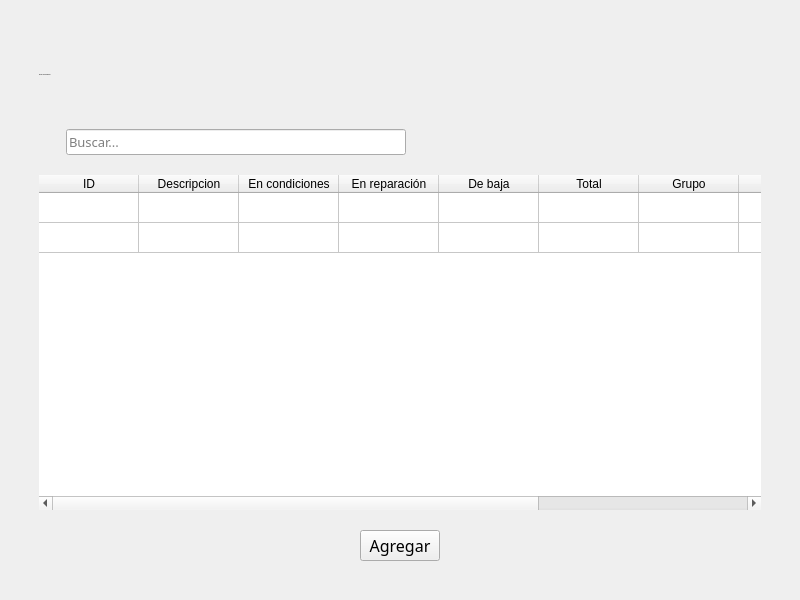
Old version of the form blustock/uis/herramientas.ui in the repository MaxAPBusiness/Blustock.
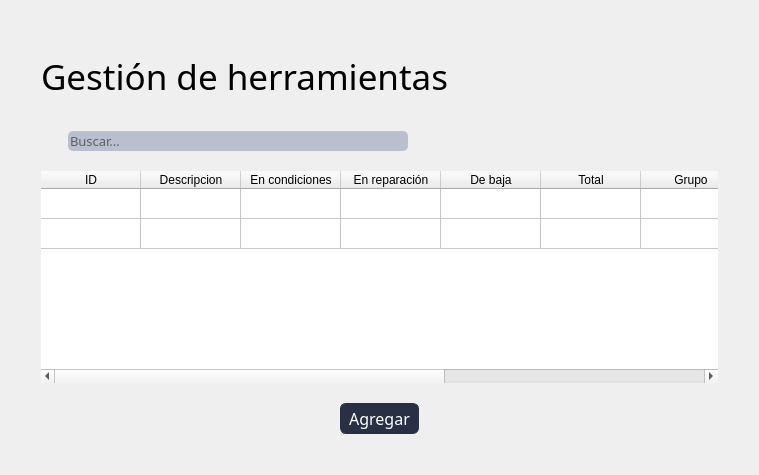
New version of the form. Icons and pictures are not drawn.

Commit message: Paso los Windows a Widgets

The edit to the form file:
```diff
--- a/blustock/uis/herramientas.ui
+++ b/blustock/uis/herramientas.ui
@@ -1,26 +1,68 @@
 <?xml version="1.0" encoding="UTF-8"?>
 <ui version="4.0">
- <class>MainWindow</class>
- <widget class="QMainWindow" name="MainWindow">
+ <class>Form</class>
+ <widget class="QWidget" name="Form">
   <property name="geometry">
    <rect>
     <x>0</x>
     <y>0</y>
-    <width>800</width>
-    <height>600</height>
+    <width>759</width>
+    <height>475</height>
    </rect>
   </property>
   <property name="windowTitle">
    <string>MainWindow</string>
   </property>
   <property name="styleSheet">
-   <string notr="true">@import url('https://fonts.googleapis.com/css2?family=Oswald:wght@200;400;700&amp;display=swap');
-
-*{
-    font-family: 'Raleway-blod';
+   <string notr="true">*{
+    font-family: 'Oswald', sans-serif;
     font-weight: 400;
 }
 
+QMenuBar{
+    background-color: #293045;
+    padding: 0;    
+    font-size: 14px;
+    color:white;
+}
+
+QMenuBar:item{
+    padding: 17px;
+    border-radius: 10px;
+
+}
+
+QMenuBar:item:selected{
+    background-color: #768AC5;
+    color:black;
+    border-radius: 5px;
+    margin: 10px;
+    
+    
+
+}
+
+QMenu{
+    background-color: #293045;
+
+    color: white;
+}
+
+QMenu:item{
+    padding: 5px;
+    border-radius: 5px;
+}
+
+QMenu:item:selected{
+    background-color: #768AC5;
+    color:white;
+
+}
+Qmenu#icon{
+   icon:size 40px; 
+    
+}
+
 
 QRadioButton:indicator{
     border-style: solid;
@@ -34,7 +76,31 @@
 }
 
 #label{
-    font-size: 20px;
+    font-size: 35px;
+}
+
+#usuariosLabel{
+    font-size: 14px;
+}
+
+#contraseALabel{
+    font-size: 14px;
+}
+
+#usuariosLineEdit{
+    width: 170px;
+    height: 20px;
+    border-radius: 10px;
+}
+
+#passwordLineEdit{
+    width: 170px;
+    height: 20px;
+    border-radius: 10px;
+}
+
+#labelprofesores{
+    font-size: 26px;
 }
 
 QLineEdit{
@@ -53,10 +119,11 @@
 QPushButton{
     border-color:#293045;
     border-style: solid;
-    border-width: px;
-    border-radius: 5px;
-    background-color: #BABFCE;
-    color:#293045;
+    border-width: 1px;
+    border-radius: 6px;
+    background-color: #293045;
+    color:#ffffff;
+    padding: 3px 8px;
 
 }
 QPushButton:hover{
@@ -68,18 +135,16 @@
 
 }
 
-#pushButton_2{
-    width: 65px;
-    height: 30px;
+#pushButton_5{
+    padding: 10px;
+    background-color: #768AC5;
+    border-radius: 15%;
 }
 
-
-
 </string>
   </property>
-  <widget class="QWidget" name="centralwidget">
-   <layout class="QGridLayout" name="gridLayout_2">
-    <item row="0" column="0">
+  <layout class="QHBoxLayout" name="horizontalLayout_3">
+   <item>
      <layout class="QVBoxLayout" name="verticalLayout">
       <property name="spacing">
        <number>20</number>
@@ -112,8 +177,9 @@
         </property>
         <property name="font">
          <font>
-          <family>Raleway-blod</family>
+         <family>Oswald</family>
           <pointsize>-1</pointsize>
+         <weight>50</weight>
           <bold>false</bold>
          </font>
         </property>
@@ -156,8 +222,9 @@
           </property>
           <property name="font">
            <font>
-            <family>Raleway-blod</family>
+           <family>Oswald</family>
             <pointsize>10</pointsize>
+           <weight>50</weight>
             <bold>false</bold>
            </font>
           </property>
@@ -332,14 +399,12 @@
          <widget class="QPushButton" name="pushButton_2">
           <property name="font">
            <font>
-            <family>Raleway-blod</family>
+           <family>Oswald</family>
             <pointsize>12</pointsize>
+           <weight>50</weight>
             <bold>false</bold>
            </font>
           </property>
-          <property name="styleSheet">
-           <string notr="true"/>
-          </property>
           <property name="text">
            <string>Agregar</string>
           </property>
@@ -363,7 +428,6 @@
      </layout>
     </item>
    </layout>
-  </widget>
  </widget>
  <resources/>
  <connections/>
```
Left out of the diff: 4 changed lines with no effect on the pictures. Lines whose indentation alone changed are shown as unchanged. The commit also changes 13 other files.
